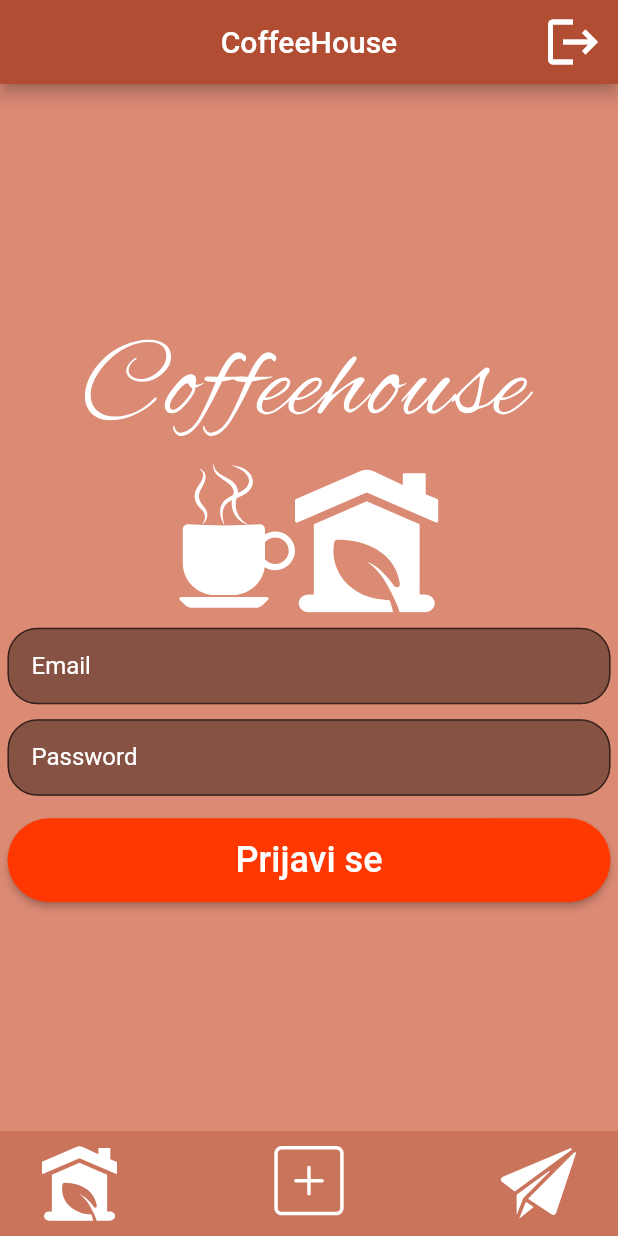
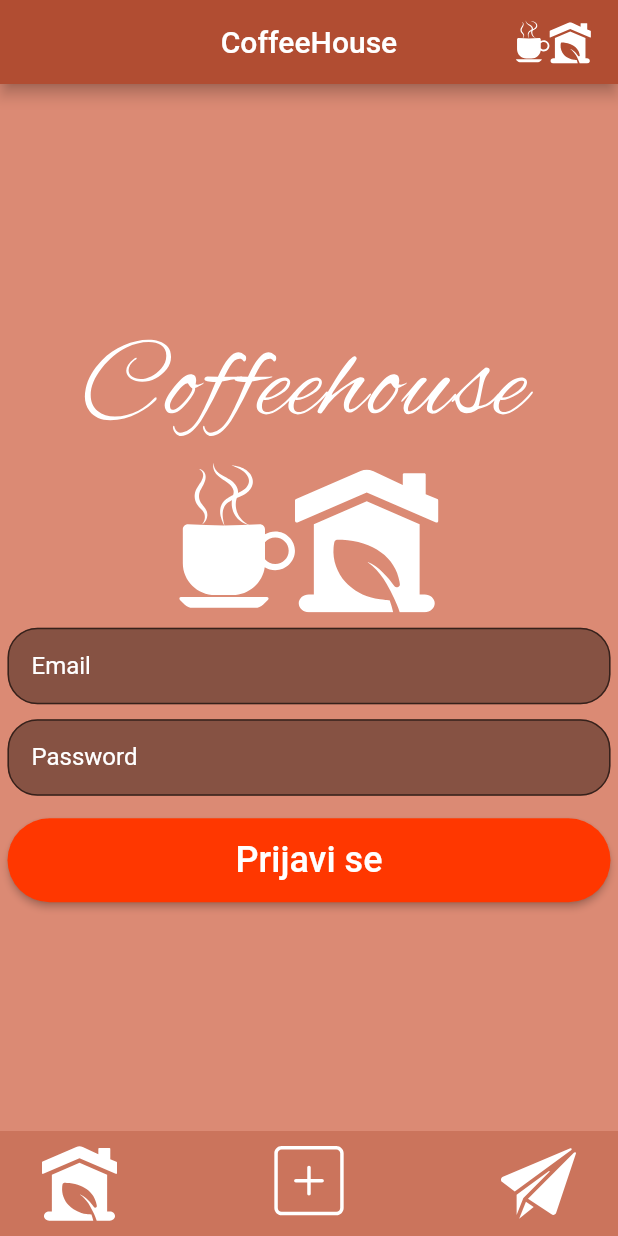
Before and after one commit to simunovicmarko/coffeehouse, a Flutter app: the screen it shows after launch, on a phone screen of 412 x 824 dp. Run offline on Flutter 3.47's test engine with Material 2 defaults, Android fonts, the phone set to English and light mode, and no system bars; our stand-ins replace cloud_firestore, firebase_auth, firebase_core, firebase_storage, flutter_svg, image_picker and 2 more; accounts and stored records are empty.

Commit message:
Changed icons in AppBar

```diff
--- a/lib/main.dart
+++ b/lib/main.dart
@@ -5,6 +5,7 @@ import 'package:coffeehouse/post_list.dart';
 import 'package:firebase_auth/firebase_auth.dart';
 import 'package:firebase_core/firebase_core.dart';
 import 'package:flutter/material.dart';
+import 'package:flutter_svg/flutter_svg.dart';
 import 'package:provider/provider.dart';
 
 Future<void> main() async {
@@ -53,13 +54,20 @@ class _MojAppState extends State<MojApp> {
                   Padding(
                     padding: const EdgeInsets.fromLTRB(0, 0, 10, 0),
                     child: IconButton(
-                        onPressed: () {
-                          FirebaseAuth.instance.signOut();
-                        },
-                        icon: const Icon(
-                          Icons.logout,
-                          size: 40,
-                        )),
+                      onPressed: () {
+                        FirebaseAuth.instance.signOut();
+                      },
+                      icon: SvgPicture.asset(
+                        'assets/Logo.svg',
+                        color: Colors.white,
+                      ),
+                      iconSize: 50.0,
+                    ),
+
+                    // icon: const Icon(
+                    //   Icons.logout,
+                    //   size: 40,
+                    // )),
                   )
                 ],
               ),
```
Also changed, not shown: lib/chat.dart (+19 -17 lines).
